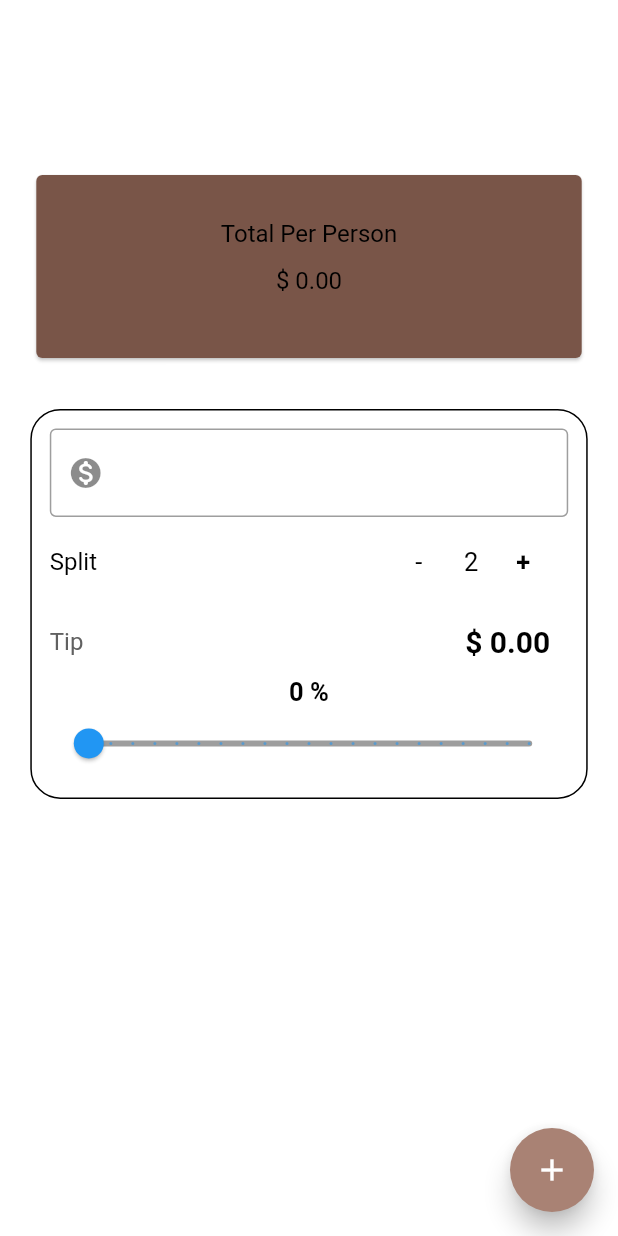
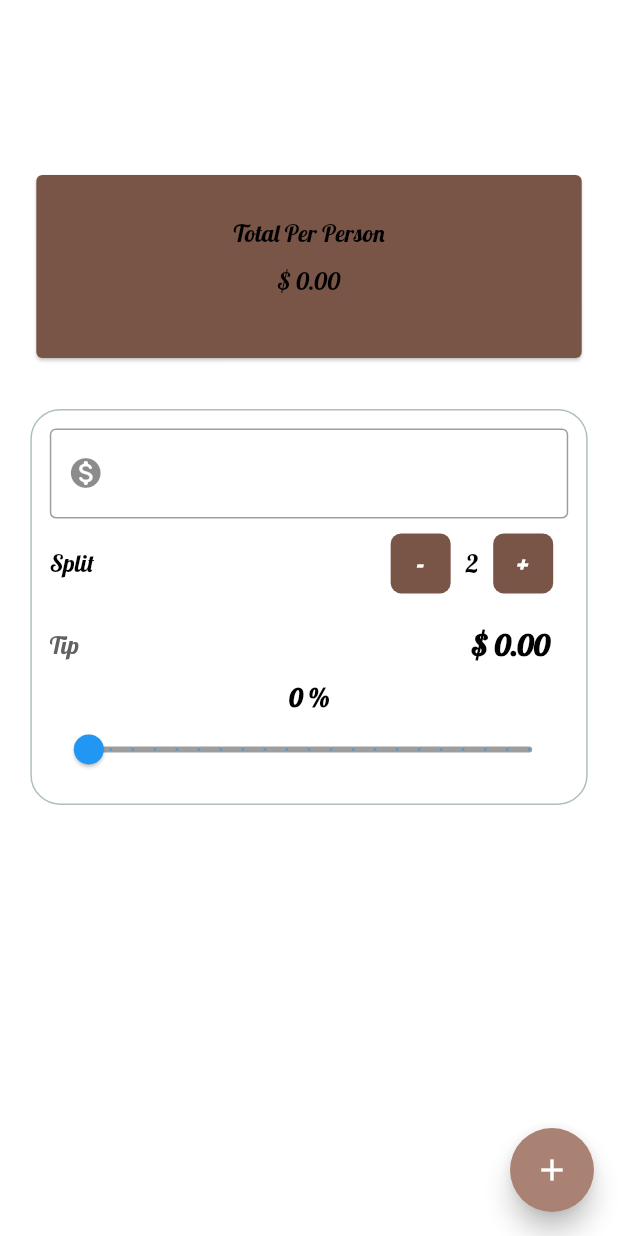
Before and after one commit to balkanemir/MD-flutter, a Flutter app: the screen it shows after launch, after a tap on an icon or button, on a phone screen of 412 x 824 dp. Run offline on Flutter 3.47's test engine with Material 2 defaults, Android fonts, the phone set to English and light mode, and no system bars.

Commit message:
small changes

```diff
--- a/lib/main.dart
+++ b/lib/main.dart
@@ -12,6 +12,7 @@ ThemeData _buildMortgageTheme() {
   final ThemeData base = ThemeData.light();
 
   return base.copyWith(
+    backgroundColor: primaryTealDark,
     accentColor: primaryTealDark,
     primaryColor: primaryTeal50,
     scaffoldBackgroundColor: secondaryBackgroundWhite,
@@ -39,6 +40,8 @@ _buildMortgageTextTheme(TextTheme base) {
       color: textOnPrimaryBlack,
       fontSize: 16.0
     )
+  ).apply(
+    fontFamily: 'Lobster'
   );
 }
 
--- a/lib/ui/home.dart
+++ b/lib/ui/home.dart
@@ -2,6 +2,8 @@
 
 import 'dart:io';
 import 'package:flutter/material.dart';
+import 'package:myapp/ui/utils/colors.dart';
+import 'package:myapp/ui/utils/colors.dart';
 import '../models/movie.dart';
 import '../models/questions.dart';
 import 'movie_ui/movie_ui.dart';
@@ -347,7 +349,7 @@ class _BillSpliterState extends State<BillSpliter> {
                     decoration: BoxDecoration(
                  //       color: Colors.transparent,
                         border: Border.all(
-                   //         color: Colors.blueGrey.shade100,
+                            color: primaryTealDark,
                             style: BorderStyle.solid),
                         borderRadius: BorderRadius.circular(20.0)),
                     child: Column(
@@ -391,13 +393,13 @@ class _BillSpliterState extends State<BillSpliter> {
                                         decoration: BoxDecoration(
                                             borderRadius:
                                                 BorderRadius.circular(7.0),
-                                            //color: _purple.withOpacity(0.1)
+                                            color: secondaryBrown500,//_purple.withOpacity(0.1)
                                             ),
                                         child: Center(
                                           child: Text("-",
                                               style: TextStyle(
-                   //                               color: _purple,
-                     //                             fontWeight: FontWeight.bold,
+                                                 color: secondaryBackgroundWhite,
+                                                 fontWeight: FontWeight.bold,
                                                   fontSize: 17.0)),
                                         ))),
                                 Text("$_personCounter",
@@ -416,13 +418,13 @@ class _BillSpliterState extends State<BillSpliter> {
                                         height: 40.0,
                                         margin: EdgeInsets.all(10.0),
                                         decoration: BoxDecoration(
-                           //                 color: _purple.withOpacity(0.1),
+                                            color: secondaryBrown500,//_purple.withOpacity(0.1),
                                             borderRadius:
                                                 BorderRadius.circular(7.0)),
                                         child: Center(
                                           child: Text("+",
                                               style: TextStyle(
-                             //                     color: _purple,
+                                                  color: secondaryBackgroundWhite,
                                                   fontWeight: FontWeight.bold,
                                                   fontSize: 17.0)),
                                         ))),
```
